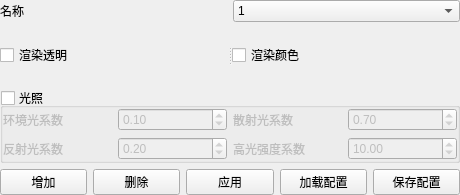
This is Tools/INimage3D/addvaluesbase.ui in zyq1569/HealthApp as Qt 5 draws it before an edit. The edited form follows.
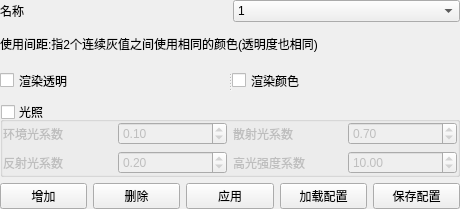
This is the edited form.

Commit message: fine-tune

```diff
--- a/Tools/INimage3D/addvaluesbase.ui
+++ b/Tools/INimage3D/addvaluesbase.ui
@@ -7,7 +7,7 @@
     <x>0</x>
     <y>0</y>
     <width>460</width>
-    <height>195</height>
+    <height>209</height>
    </rect>
   </property>
   <layout class="QVBoxLayout" name="verticalLayout">
@@ -56,6 +56,20 @@
      </item>
     </layout>
    </item>
+   <item>
+    <widget class="QLabel" name="label">
+     <property name="font">
+      <font>
+       <weight>50</weight>
+       <bold>false</bold>
+       <underline>false</underline>
+      </font>
+     </property>
+     <property name="text">
+      <string>使用间距:指2个连续灰值之间使用相同的颜色(透明度也相同)</string>
+     </property>
+    </widget>
+   </item>
    <item>
     <widget class="QSplitter" name="splitter">
      <property name="orientation">
```
